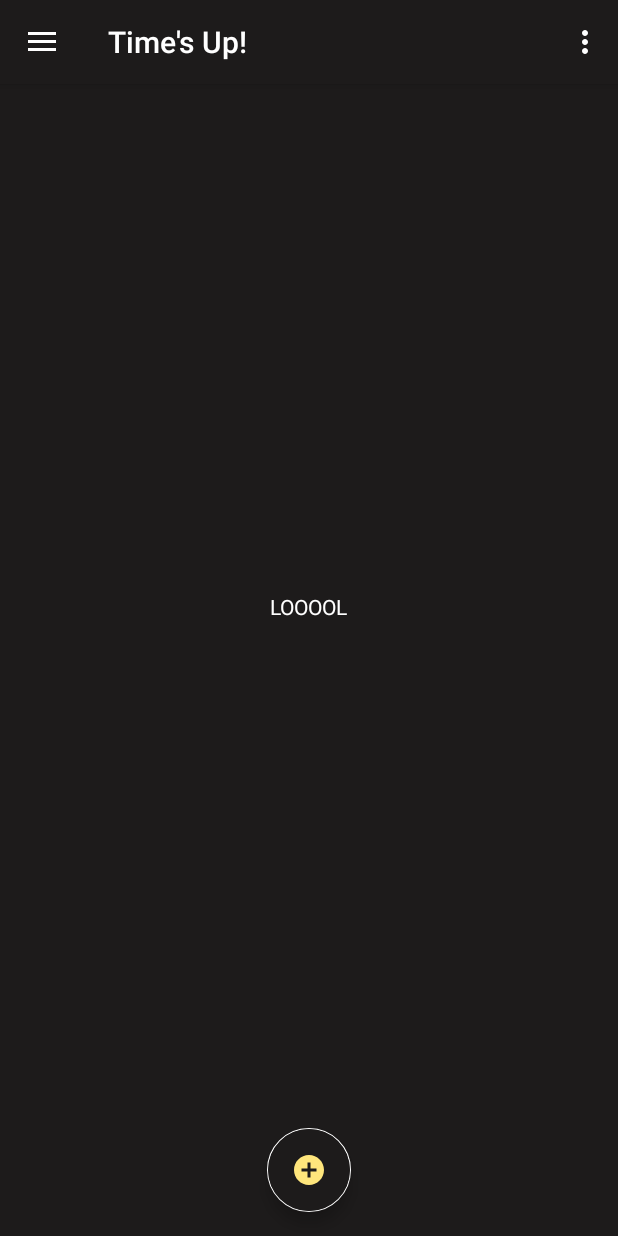
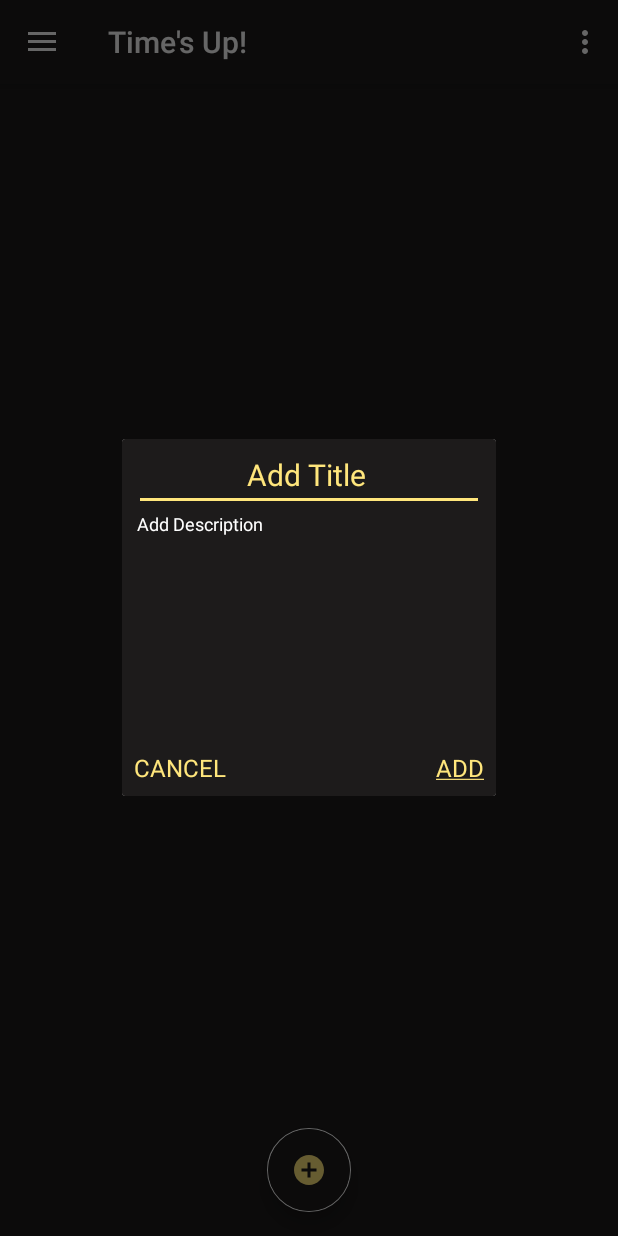
Before and after one commit to Hezzz/TimesUp, an Android app: the HomeFragment screen opened directly, with no data from a screen before it, after a tap on an icon or button, on a phone screen of 412 x 824 dp. Run offline under Robolectric (Android 15) with nearby library versions, the phone set to English and light mode, and no system bars; our stand-ins replace navigation-ui; 1 statement that could not run was skipped.

Commit message:
adding views

```diff
--- a/app/src/main/java/com/example/timesup_final_project/HomeFragment.java
+++ b/app/src/main/java/com/example/timesup_final_project/HomeFragment.java
@@ -4,21 +4,20 @@ package com.example.timesup_final_project;
 import android.os.Bundle;
 
 import androidx.fragment.app.Fragment;
-
 import android.view.LayoutInflater;
 import android.view.View;
 import android.view.ViewGroup;
-import android.widget.Button;
+import android.widget.LinearLayout;
 import android.widget.TextView;
 
 import com.google.android.material.floatingactionbutton.FloatingActionButton;
 
-public class HomeFragment extends Fragment{
+public class HomeFragment extends Fragment implements MyDialogFragment.OnInputSelected{
 
+    public static final String TAG = "HOMEFRAGMENT";
     public HomeFragment() {}
     private FloatingActionButton addButton;
-
-    TextView nice;
+    LinearLayout linearLayout;
 
     @Override
     public View onCreateView(LayoutInflater inflater, ViewGroup container,
@@ -26,18 +25,35 @@ public class HomeFragment extends Fragment{
         ((MainActivity)getActivity()).setActionBarTitle("Home");
         View view = inflater.inflate(R.layout.fragment_home, container, false);
 
-        nice = view.findViewById(R.id.textView2);
+        linearLayout = view.findViewById(R.id.deadlineList);
         addButton = view.findViewById(R.id.addFloatingButton);
         addButton.setOnClickListener(new View.OnClickListener() {
             @Override
-            public void onClick(View view) {
-//                DialogFragment newDialog = new DialogFragment();
-//                newDialog.setTargetFragment(HomeFragment.this, 1);
-                //fragment manager
-                nice.setText("LOOOOL");
+            public void onClick(View view){
+                MyDialogFragment newDialog = new MyDialogFragment();
+                newDialog.setTargetFragment(HomeFragment.this, 1);
+                newDialog.show(getParentFragmentManager(), null);
             }
         });
 
         return view;
     }
+
+    public void addNewReminder(String text, String desct){
+        View deadline = getLayoutInflater().inflate(R.layout.view_custom_row_deadline, linearLayout);
+        TextView title = deadline.findViewById(R.id.testTitle);
+        TextView desc = deadline.findViewById(R.id.testDesc);
+        title.setText(text);
+        desc.setText(desct);
+//        TextView sampleText = new TextView(getActivity());
+//        sampleText.setText(text);
+//        sampleText.setTextColor(getResources().getColor(R.color.colorAccent));
+//        sampleText.setVisibility(View.VISIBLE);
+//        linearLayout.addView(sampleText);
+    }
+
+    @Override
+    public void sendInput(String title, String desc) {
+        addNewReminder(title, desc);
+    }
 }
--- a/app/src/main/java/com/example/timesup_final_project/DialogFragment.java
+++ b/app/src/main/java/com/example/timesup_final_project/MyDialogFragment.java
@@ -1,5 +1,6 @@
 package com.example.timesup_final_project;
 
+import android.content.Context;
 import android.os.Bundle;
 import android.view.LayoutInflater;
 import android.view.View;
@@ -7,12 +8,18 @@ import android.view.ViewGroup;
 import android.widget.EditText;
 import android.widget.TextView;
 import android.widget.Toast;
+import androidx.appcompat.app.AppCompatDialogFragment;
 
 
-public class DialogFragment extends androidx.fragment.app.DialogFragment{
+public class MyDialogFragment extends AppCompatDialogFragment {
 
     EditText addTitle, addDesc;
     TextView cancel, addNew;
+
+    public interface OnInputSelected{
+        void sendInput(String title, String desc);
+    }
+    public OnInputSelected onInputSelected;
 
     @Override
     public View onCreateView( LayoutInflater inflater,  ViewGroup container, Bundle savedInstanceState) {
@@ -33,9 +40,27 @@ public class DialogFragment extends androidx.fragment.app.DialogFragment{
         addNew.setOnClickListener(new View.OnClickListener() {
             @Override
             public void onClick(View view) {
-                Toast.makeText(getContext(), "Nice", Toast.LENGTH_SHORT).show();
+                String input = addTitle.getText().toString();
+                String desc = addDesc.getText().toString();
+                if(!input.isEmpty() || !desc.isEmpty()){
+                    Toast.makeText(getContext(), "Added " + input, Toast.LENGTH_SHORT).show();
+//                    HomeFragment fragment = (HomeFragment) getActivity().getSupportFragmentManager().findFragmentByTag(null);
+//                    fragment.message = input;
+                    onInputSelected.sendInput(input, desc);
+                }
+                getDialog().dismiss();
             }
         });
         return view;
     }
+
+    @Override
+    public void onAttach(Context context) {
+        super.onAttach(context);
+        try{
+            onInputSelected = (OnInputSelected)getTargetFragment();
+        }catch(ClassCastException e){
+
+        }
+    }
 }
--- a/app/src/main/res/layout/dialog_layout.xml
+++ b/app/src/main/res/layout/dialog_layout.xml
@@ -9,69 +9,66 @@
 
     <EditText
         android:id="@+id/titleEditText"
-        android:layout_width="match_parent"
+        android:layout_width="wrap_content"
         android:layout_height="wrap_content"
+        android:layout_marginLeft="@dimen/dialog_margin"
+        android:layout_marginRight="@dimen/dialog_margin"
+        android:backgroundTint="@color/colorAccent"
         android:ems="10"
-        android:inputType="textPersonName"
+        android:hint="@string/add_title"
+        android:inputType="textMultiLine|textCapSentences"
+        android:paddingRight="@dimen/dialog_margin"
+        android:textAlignment="center"
         android:textColor="@color/colorAccent"
         android:textColorHint="@color/colorAccent"
-        android:backgroundTint="@color/colorAccent"
         android:textSize="@dimen/dialog_title_size"
-        android:hint="@string/add_title"
+        app:layout_constraintEnd_toEndOf="parent"
         app:layout_constraintStart_toStartOf="parent"
-        app:layout_constraintTop_toTopOf="parent"
-        android:layout_marginLeft="@dimen/dialog_margin"
-        android:layout_marginRight="@dimen/dialog_margin"
-        android:layout_marginTop="@dimen/dialog_top_margin"/>
+        app:layout_constraintTop_toTopOf="parent" />
 
-    <ScrollView
-        android:id="@+id/desc_scroll"
-        android:layout_width="match_parent"
+    <EditText
+        android:id="@+id/descEditText"
+        android:layout_width="0dp"
         android:layout_height="@dimen/dialog_desc_height"
         android:layout_marginLeft="@dimen/dialog_margin"
         android:layout_marginRight="@dimen/dialog_margin"
+        android:background="@null"
+        android:ems="10"
+        android:gravity="left"
+        android:hint="@string/add_description"
+        android:inputType="textMultiLine|textCapSentences"
+        android:paddingLeft="@dimen/desc_padding"
+        android:textAlignment="gravity"
+        android:textColor="@color/white"
+        android:textColorHint="@color/white"
+        android:textSize="@dimen/dialog_desc_size"
+        android:maxLength="250"
+        app:layout_constraintEnd_toEndOf="parent"
         app:layout_constraintStart_toStartOf="parent"
-        app:layout_constraintTop_toBottomOf="@id/titleEditText">
-
-        <LinearLayout
-            android:layout_width="match_parent"
-            android:layout_height="wrap_content"
-            android:orientation="vertical">
-
-            <EditText
-                android:id="@+id/descEditText"
-                android:layout_width="wrap_content"
-                android:layout_height="wrap_content"
-                android:backgroundTint="@color/colorAccent"
-                android:ems="10"
-                android:hint="@string/add_description"
-                android:inputType="textPersonName"
-                android:textColor="@color/white"
-                android:textColorHint="@color/white"
-                android:textSize="@dimen/dialog_desc_size" />
-        </LinearLayout>
-    </ScrollView>
+        app:layout_constraintTop_toBottomOf="@+id/titleEditText" />
 
     <TextView
         android:id="@+id/cancel"
         android:layout_width="wrap_content"
         android:layout_height="wrap_content"
-        android:layout_marginLeft="@dimen/dialog_margin"
+        android:paddingLeft="@dimen/dialog_margin"
+        android:paddingBottom="@dimen/dialog_margin"
         android:text="@string/cancel"
         android:textColor="@color/colorAccent"
-        android:textSize="@dimen/dialog_desc_size"
+        android:textSize="@dimen/dialog_button_size"
         app:layout_constraintStart_toStartOf="parent"
-        app:layout_constraintTop_toBottomOf="@+id/desc_scroll" />
+        app:layout_constraintTop_toBottomOf="@+id/descEditText" />
 
     <TextView
         android:id="@+id/okay"
         android:layout_width="wrap_content"
         android:layout_height="wrap_content"
-        android:layout_marginRight="@dimen/dialog_margin"
+        android:paddingRight="@dimen/dialog_margin"
+        android:paddingBottom="@dimen/dialog_margin"
         android:text="@string/add"
         android:textColor="@color/colorAccent"
-        android:textSize="@dimen/dialog_desc_size"
+        android:textSize="@dimen/dialog_button_size"
         app:layout_constraintEnd_toEndOf="parent"
-        app:layout_constraintTop_toBottomOf="@+id/desc_scroll" />
+        app:layout_constraintTop_toBottomOf="@+id/descEditText" />
 
 </androidx.constraintlayout.widget.ConstraintLayout>
--- a/app/src/main/res/layout/fragment_home.xml
+++ b/app/src/main/res/layout/fragment_home.xml
@@ -21,15 +21,19 @@
         app:layout_constraintEnd_toEndOf="parent"
         app:layout_constraintStart_toStartOf="parent" />
 
-    <TextView
-        android:id="@+id/textView2"
-        android:layout_width="wrap_content"
-        android:layout_height="wrap_content"
-        android:text="LEMAU"
-        android:textColor="@color/white"
-        app:layout_constraintBottom_toTopOf="@+id/addFloatingButton"
-        app:layout_constraintEnd_toEndOf="parent"
-        app:layout_constraintStart_toStartOf="parent"
-        app:layout_constraintTop_toTopOf="parent" />
+    <ScrollView
+        android:layout_width="match_parent"
+        android:layout_height="match_parent"
+        android:layout_marginStart="@dimen/linear_margin_right_left"
+        android:layout_marginTop="@dimen/linear_margin_top"
+        android:layout_marginEnd="@dimen/linear_margin_right_left"
+        android:layout_marginBottom="@dimen/linear_margin_bottom">
+
+        <LinearLayout
+            android:id="@+id/deadlineList"
+            android:layout_width="match_parent"
+            android:layout_height="wrap_content"
+            android:orientation="vertical" />
+    </ScrollView>
 
 </androidx.constraintlayout.widget.ConstraintLayout>
--- a/app/src/main/res/values/dimens.xml
+++ b/app/src/main/res/values/dimens.xml
@@ -6,8 +6,9 @@
 
     <dimen name="header_name_size">24sp</dimen>
     <dimen name="header_info_size">12sp</dimen>
-    <dimen name="dialog_title_size">24sp</dimen>
-    <dimen name="dialog_desc_size">16sp</dimen>
+    <dimen name="dialog_title_size">20sp</dimen>
+    <dimen name="dialog_desc_size">12sp</dimen>
+    <dimen name="dialog_button_size">16sp</dimen>
 
     <dimen name="logo_size">120dp</dimen>
     <dimen name="half_logo">70dp</dimen>
@@ -18,7 +19,8 @@
     <dimen name="nav_header">180dp</dimen>
     <dimen name="nav_spacing">8dp</dimen>
 
-    <dimen name="dialog_margin">20dp</dimen>
+    <dimen name="dialog_margin">8dp</dimen>
+    <dimen name="desc_padding">2dp</dimen>
     <dimen name="dialog_top_margin">12dp</dimen>
     <dimen name="dialog_desc_height">160dp</dimen>
 
@@ -31,4 +33,9 @@
     <dimen name="logo_margin">72dp</dimen>
     <dimen name="about_text">12sp</dimen>
     <dimen name="bottom_margin">4dp</dimen>
+
+    <dimen name="row_margin">8dp</dimen>
+    <dimen name="linear_margin_right_left">20dp</dimen>
+    <dimen name="linear_margin_top">20dp</dimen>
+    <dimen name="linear_margin_bottom">8dp</dimen>
 </resources>
--- a/app/src/main/res/values/strings.xml
+++ b/app/src/main/res/values/strings.xml
@@ -41,4 +41,9 @@
         final project for CS0011 - Mobile Programming.</string>
     <string name="trademark">Time\'s Up.2020.HJVR.</string>
     <string name="updates_desc">This is hoped to have more future changes and updates.</string>
+
+    <string name="logout_confirmation">Do you want to log-out?</string>
+    <string name="logout">Log-out</string>
+    <string name="yes">Yes</string>
+    <string name="goodbye">Good bye</string>
 </resources>
--- a/app/src/main/res/values/styles.xml
+++ b/app/src/main/res/values/styles.xml
@@ -1,6 +1,5 @@
 <resources>
 
-    <!-- Base application theme. -->
     <style name="AppTheme" parent="Theme.AppCompat.Light.NoActionBar">
         <!-- Customize your theme here. -->
         <item name="colorPrimary">@color/backGround</item>
@@ -15,6 +14,12 @@
         <item name="android:statusBarColor">@android:color/transparent</item>
     </style>
 
+    <style name="DialogTheme" parent="Theme.AppCompat.Light.Dialog.Alert">
+        <item name="android:background">@color/backGround</item>
+        <item name="android:textColorPrimary">@color/white</item>
+        <item name="colorAccent">@color/colorAccent</item>
+    </style>
+
     <style name="AppTheme.NoActionBar">
         <item name="windowNoTitle">true</item>
         <item name="windowActionBar">false</item>
```
Also changed, not shown: app/src/main/java/com/example/timesup_final_project/MainActivity.java (+29 -1 lines), app/src/main/res/layout/view_custom_row_deadline.xml (added, +26 -0 lines).
